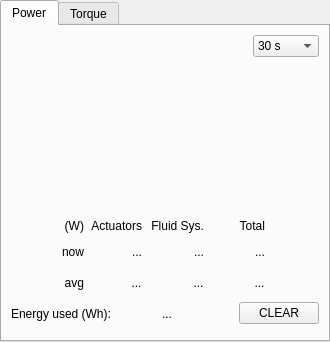
This is src/widgets/diagnostics_widget.ui in cbrice72/LIBRA-App as Qt 5 draws it before an edit. The edited form follows.
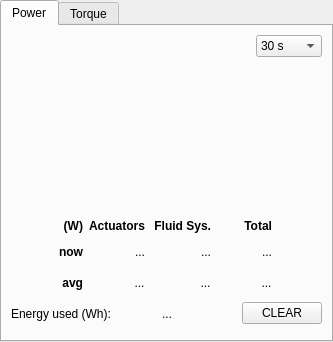
This is the edited form. Custom widgets are drawn as their Qt base class.

Commit message: improve diagnostics table legibility

```diff
--- a/src/widgets/diagnostics_widget.ui
+++ b/src/widgets/diagnostics_widget.ui
@@ -115,6 +115,11 @@
           <layout class="QGridLayout" name="gl_power_values">
          <item row="0" column="0">
           <widget class="QLabel" name="static_l_power_unit">
+           <property name="font">
+            <font>
+             <bold>true</bold>
+            </font>
+           </property>
            <property name="text">
             <string>(W)</string>
            </property>
@@ -125,6 +130,11 @@
          </item>
          <item row="0" column="1">
           <widget class="QLabel" name="static_l_power_actuators">
+           <property name="font">
+            <font>
+             <bold>true</bold>
+            </font>
+           </property>
            <property name="text">
             <string>Actuators</string>
            </property>
@@ -138,6 +148,11 @@
          </item>
          <item row="0" column="2">
           <widget class="QLabel" name="static_l_power_fluid">
+           <property name="font">
+            <font>
+             <bold>true</bold>
+            </font>
+           </property>
            <property name="text">
             <string>Fluid Sys.</string>
            </property>
@@ -151,6 +166,11 @@
          </item>
          <item row="0" column="3">
           <widget class="QLabel" name="static_l_power_total">
+           <property name="font">
+            <font>
+             <bold>true</bold>
+            </font>
+           </property>
            <property name="text">
             <string>Total</string>
            </property>
@@ -164,6 +184,11 @@
          </item>
          <item row="1" column="0">
           <widget class="QLabel" name="static_l_power_now">
+           <property name="font">
+            <font>
+             <bold>true</bold>
+            </font>
+           </property>
            <property name="text">
             <string>now</string>
            </property>
@@ -174,6 +199,11 @@
          </item>
          <item row="2" column="0">
           <widget class="QLabel" name="static_l_power_avg">
+           <property name="font">
+            <font>
+             <bold>true</bold>
+            </font>
+           </property>
            <property name="text">
             <string>avg</string>
            </property>
@@ -496,6 +526,11 @@
           <layout class="QGridLayout" name="gl_torque_values">
          <item row="0" column="0">
           <widget class="QLabel" name="static_l_torque_unit">
+           <property name="font">
+            <font>
+             <bold>true</bold>
+            </font>
+           </property>
            <property name="text">
             <string>(Nm)</string>
            </property>
@@ -503,6 +538,11 @@
          </item>
          <item row="0" column="1">
           <widget class="QLabel" name="static_l_torque_measured">
+           <property name="font">
+            <font>
+             <bold>true</bold>
+            </font>
+           </property>
            <property name="text">
             <string>Measured</string>
            </property>
@@ -516,6 +556,11 @@
          </item>
          <item row="0" column="2">
           <widget class="QLabel" name="static_l_torque_model">
+           <property name="font">
+            <font>
+             <bold>true</bold>
+            </font>
+           </property>
            <property name="text">
             <string>Model</string>
            </property>
@@ -529,6 +574,11 @@
          </item>
          <item row="0" column="3">
           <widget class="QLabel" name="static_l_torque_target">
+           <property name="font">
+            <font>
+             <bold>true</bold>
+            </font>
+           </property>
            <property name="text">
             <string>Target</string>
            </property>
@@ -542,6 +592,11 @@
          </item>
          <item row="1" column="0">
           <widget class="QLabel" name="static_l_torque_now">
+           <property name="font">
+            <font>
+             <bold>true</bold>
+            </font>
+           </property>
            <property name="text">
             <string>now</string>
            </property>
@@ -549,6 +604,11 @@
          </item>
          <item row="2" column="0">
           <widget class="QLabel" name="static_l_torque_avg">
+           <property name="font">
+            <font>
+             <bold>true</bold>
+            </font>
+           </property>
            <property name="text">
             <string>avg</string>
            </property>
```
The commit also changes 1 other file.
